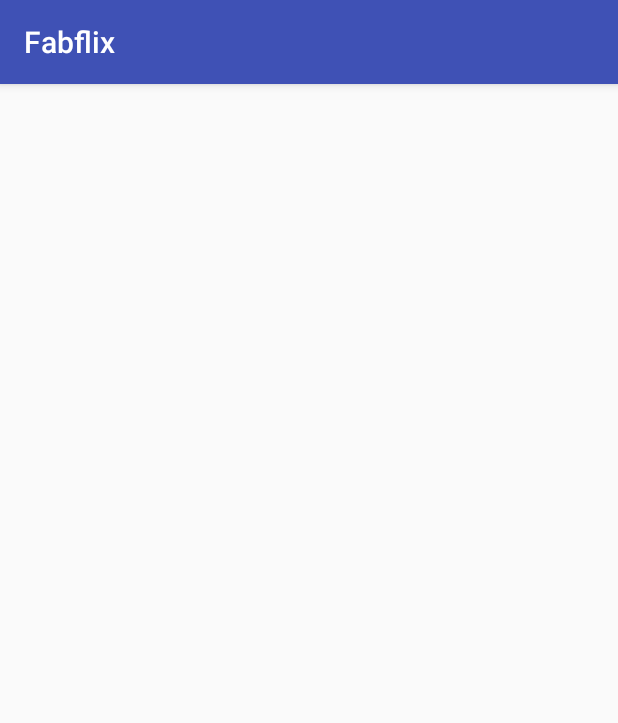
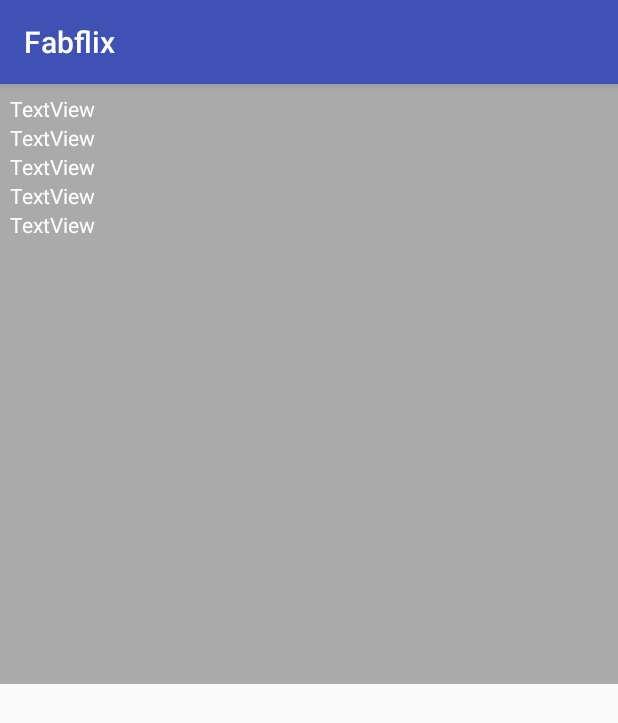
Before and after one commit to jamesweng94/MovieSearch, an Android app: the SingleMovieActivity screen opened directly, with no data from a screen before it, on a phone screen of 412 x 824 dp. Shown: the top 723 px of the screen. Run offline under Robolectric (Android 15) with nearby library versions, the phone set to English and light mode, and no system bars; network calls fail; 5 statements that could not run were skipped.

Commit message:
Android without pagination

```diff
--- a/Fabflix/app/src/main/java/com/team47/fabflix/SearchActivity.java
+++ b/Fabflix/app/src/main/java/com/team47/fabflix/SearchActivity.java
@@ -13,6 +13,7 @@ import com.android.volley.Response;
 import com.android.volley.VolleyError;
 import com.android.volley.toolbox.StringRequest;
 
+import org.json.JSONArray;
 import org.json.JSONException;
 import org.json.JSONObject;
 
@@ -38,14 +39,15 @@ public class SearchActivity extends AppCompatActivity {
 
         final RequestQueue queue = NetworkManager.sharedManager(this).queue;
 
-        final StringRequest searchRequest = new StringRequest(Request.Method.GET, "http://10.0.3.2:8080/project2/api/android-list",
+        final StringRequest searchRequest = new StringRequest(Request.Method.POST, "http://10.0.3.2:8080/project2/api/android-list",
                 new Response.Listener<String>() {
                     @Override
                     public void onResponse(String response) {
                         Log.d("response", response);
                         try {
-                            JSONObject json = new JSONObject(response);
+                            JSONArray jsonArray = new JSONArray(response);
                             Intent intent = new Intent(SearchActivity.this, MovieListActivity.class);
+                            intent.putExtra("jsonArray",jsonArray.toString());
                             startActivity(intent);
 
                         }
--- a/Fabflix/app/src/main/res/layout/activity_movie_list.xml
+++ b/Fabflix/app/src/main/res/layout/activity_movie_list.xml
@@ -6,4 +6,8 @@
     android:layout_height="match_parent"
     tools:context=".MovieListActivity">
 
+    <ListView
+        android:id="@+id/movieList"
+        android:layout_width="match_parent"
+        android:layout_height="match_parent" />
 </android.support.constraint.ConstraintLayout>
--- a/Fabflix/app/src/main/res/layout/activity_single_movie.xml
+++ b/Fabflix/app/src/main/res/layout/activity_single_movie.xml
@@ -3,7 +3,49 @@
     xmlns:app="http://schemas.android.com/apk/res-auto"
     xmlns:tools="http://schemas.android.com/tools"
     android:layout_width="match_parent"
-    android:layout_height="match_parent"
-    tools:context=".SingleMovieActivity">
+    android:layout_height="600px"
+    tools:context=".SingleMovieActivity"
+    android:background="@android:color/darker_gray"
+    android:padding="10px">
 
+    <LinearLayout
+        android:layout_width="match_parent"
+        android:layout_height="match_parent"
+        android:orientation="vertical">
+
+        <TextView
+            android:id="@+id/movieTitle"
+            android:layout_width="match_parent"
+            android:layout_height="wrap_content"
+            android:textColor="@android:color/white"
+            android:text="TextView" />
+
+        <TextView
+            android:id="@+id/movieYear"
+            android:layout_width="match_parent"
+            android:layout_height="wrap_content"
+            android:textColor="@android:color/white"
+            android:text="TextView" />
+
+        <TextView
+            android:id="@+id/movieDirector"
+            android:layout_width="match_parent"
+            android:layout_height="wrap_content"
+            android:textColor="@android:color/white"
+            android:text="TextView" />
+
+        <TextView
+            android:id="@+id/movieStars"
+            android:layout_width="match_parent"
+            android:layout_height="wrap_content"
+            android:textColor="@android:color/white"
+            android:text="TextView" />
+
+        <TextView
+            android:id="@+id/movieGenres"
+            android:layout_width="match_parent"
+            android:layout_height="wrap_content"
+            android:textColor="@android:color/white"
+            android:text="TextView" />
+    </LinearLayout>
 </android.support.constraint.ConstraintLayout>
```
Also changed, not shown: Fabflix/app/src/main/java/com/team47/fabflix/Movie.java (added, +36 -0 lines), Fabflix/app/src/main/java/com/team47/fabflix/MovieListActivity.java (+82 -0 lines), Fabflix/app/src/main/java/com/team47/fabflix/MovieListViewAdapter.java (added, +56 -0 lines), Fabflix/app/src/main/java/com/team47/fabflix/SingleMovieActivity.java (+9 -0 lines), Fabflix/app/src/main/res/layout/layout_movielist_row.xml (added, +42 -0 lines), 1 other file.
